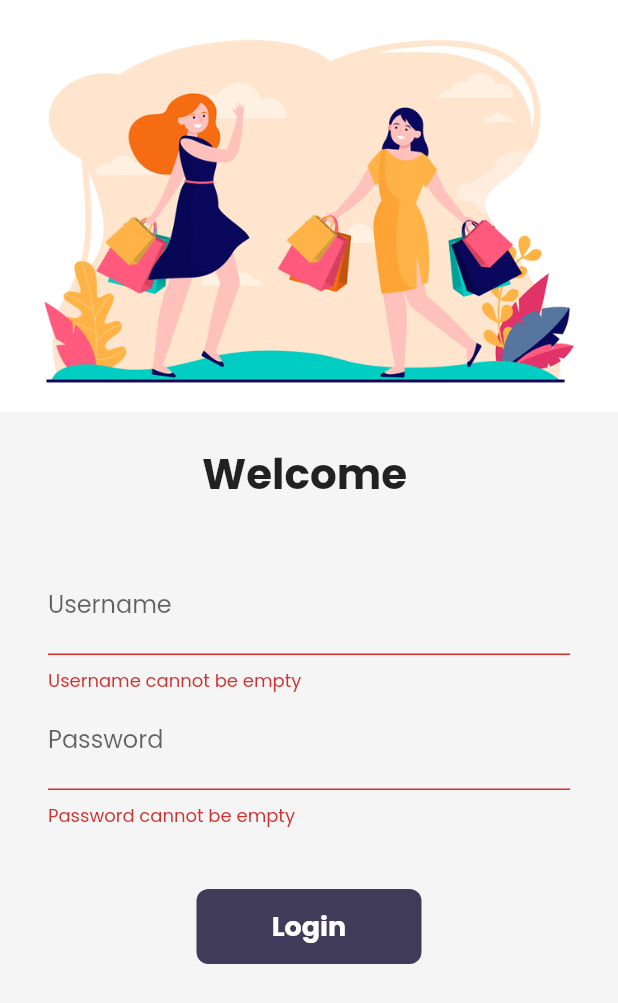
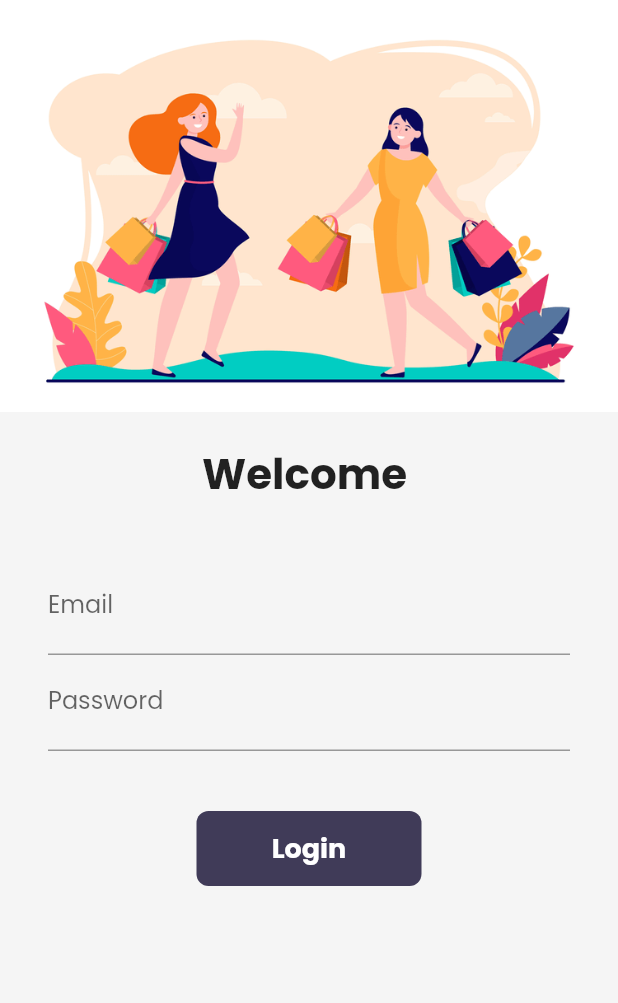
Before and after one commit to PranavSingh21/Shopping-App, a Flutter app: the screen it shows after launch, after a tap on "Login", on a phone screen of 412 x 824 dp. Shown: the top 1003 px of the screen. Run offline on Flutter 3.47's test engine with Material 2 defaults, Android fonts, the phone set to English and light mode, and no system bars; drawn by our look-alikes of velocity_x; our stand-ins replace firebase_auth, firebase_core, google_fonts, url_strategy; accounts and stored records are empty; network calls fail.

Commit message:
day 21 done

```diff
--- a/lib/main.dart
+++ b/lib/main.dart
@@ -1,16 +1,26 @@
+import 'package:firebase_auth/firebase_auth.dart';
 import 'package:flutter/material.dart';
 import 'package:flutter_application_1/core/store.dart';
 import 'package:flutter_application_1/pages/cart_page.dart';
 import 'package:flutter_application_1/pages/home_details_page.dart';
 import 'package:flutter_application_1/pages/login_page.dart';
+import 'package:flutter_application_1/pages/main_page.dart';
 import 'package:flutter_application_1/utils/routes.dart';
 import 'package:flutter_application_1/widgets/themes.dart';
 import 'package:velocity_x/velocity_x.dart';
 import 'package:url_strategy/url_strategy.dart';
 
+import 'package:firebase_core/firebase_core.dart';
+import 'package:firebase_auth/firebase_auth.dart';
+
+
 import 'pages/home_page.dart';
 
-void main() {
+Future<void> main() async {
+  WidgetsFlutterBinding.ensureInitialized();
+  await Firebase.initializeApp();
+
+
   setPathUrlStrategy();
 
   runApp(VxState(store: MyStore(), child: MyApp()));
@@ -20,13 +30,17 @@ class MyApp extends StatelessWidget {
   @override
   Widget build(BuildContext context) {
     return MaterialApp.router(
+
+
       themeMode: ThemeMode.system,
       theme: MyThemes.lightTheme(context),
       darkTheme: MyThemes.darkTheme(context),
       debugShowCheckedModeBanner: false,
       routeInformationParser: VxInformationParser(),
+
       routerDelegate: VxNavigator(routes: {
-        "/": (_, __) => MaterialPage(child: LoginPage()),
+        "/": (_, __) => MaterialPage(child: MainPage()),
+
         MyRoutes.homeRoute: (_, __) => MaterialPage(child: HomePage()),
         MyRoutes.homeDetailsRoute: (uri, params) {
           final catalog = (VxState.store as MyStore)
@@ -41,13 +55,7 @@ class MyApp extends StatelessWidget {
         MyRoutes.loginRoute: (_, __) => MaterialPage(child: LoginPage()),
         MyRoutes.cartRoute: (_, __) => MaterialPage(child: CartPage()),
       }),
-      // initialRoute: MyRoutes.homeRoute,
-      // routes: {
-      //   "/": (context) => LoginPage(),
-      //   MyRoutes.homeRoute: (context) => HomePage(),
-      //   MyRoutes.loginRoute: (context) => LoginPage(),
-      //   MyRoutes.cartRoute: (context) => CartPage(),
-      // },
+
     );
   }
 }
--- a/lib/pages/login_page.dart
+++ b/lib/pages/login_page.dart
@@ -1,3 +1,4 @@
+import 'package:firebase_auth/firebase_auth.dart';
 import 'package:flutter/material.dart';
 import 'package:flutter_application_1/utils/routes.dart';
 import 'package:velocity_x/velocity_x.dart';
@@ -8,6 +9,29 @@ class LoginPage extends StatefulWidget {
 }
 
 class _LoginPageState extends State<LoginPage> {
+  // controller
+
+  final _emailController = TextEditingController();
+  final _passwordController = TextEditingController();
+
+  Future signIn() async {
+    await FirebaseAuth.instance.signInWithEmailAndPassword(
+        email: _emailController.text.trim(),
+        password: _passwordController.text.trim());
+        setState(() {
+
+        });
+  }
+
+  @override
+  void dispose() {
+    // TODO: implement dispose
+    _emailController.dispose();
+    _passwordController.dispose();
+
+    super.dispose();
+  }
+
   String name = "";
   bool changeButton = false;
 
@@ -59,9 +83,10 @@ class _LoginPageState extends State<LoginPage> {
                     child: Column(
                       children: [
                         TextFormField(
+                          controller: _emailController,
                           decoration: const InputDecoration(
-                            hintText: "Enter username",
-                            labelText: "Username",
+                            hintText: "Enter email",
+                            labelText: "Email",
                           ),
                           validator: (value) {
                             if (value.isEmpty) {
@@ -76,6 +101,7 @@ class _LoginPageState extends State<LoginPage> {
                           },
                         ),
                         TextFormField(
+                          controller: _passwordController,
                           obscureText: true,
                           decoration: const InputDecoration(
                             hintText: "Enter password",
@@ -99,7 +125,8 @@ class _LoginPageState extends State<LoginPage> {
                           borderRadius:
                               BorderRadius.circular(changeButton ? 50 : 8),
                           child: InkWell(
-                            onTap: () => moveToHome(context),
+                            onTap: signIn,
+                            // onTap: () => moveToHome(context),
                             child: AnimatedContainer(
                               duration: const Duration(seconds: 1),
                               width: changeButton ? 50 : 150,
--- /dev/null
+++ b/lib/pages/main_page.dart
@@ -0,0 +1,26 @@
+import 'package:firebase_auth/firebase_auth.dart';
+import 'package:flutter/material.dart';
+import 'home_page.dart';
+import 'login_page.dart';
+
+class MainPage extends StatelessWidget {
+  const MainPage({Key key}) : super(key: key);
+
+  @override
+  Widget build(BuildContext context) {
+    return Scaffold(
+      body: StreamBuilder<User>(
+        stream: FirebaseAuth.instance.authStateChanges(),
+        builder: (context, snapshot) {
+          if (snapshot.hasData) {
+
+            return HomePage();
+
+
+          } else
+            return LoginPage();
+        },
+      ),
+    );
+  }
+}
--- a/lib/widgets/themes.dart
+++ b/lib/widgets/themes.dart
@@ -31,7 +31,7 @@ class MyThemes {
         elevation: 0.0,
         iconTheme: const IconThemeData(color: Colors.white),
         toolbarTextStyle: Theme.of(context).textTheme.bodyText2,
-        titleTextStyle: Theme.of(context).textTheme.headline6.copyWith(color: Colors.white),
+        titleTextStyle: Theme.of(context).textTheme.headline6?.copyWith(color: Colors.white),
       )
       );
 
```
Also changed, not shown: pubspec.yaml (+8 -2 lines), pubspec.lock, 4 other files.
